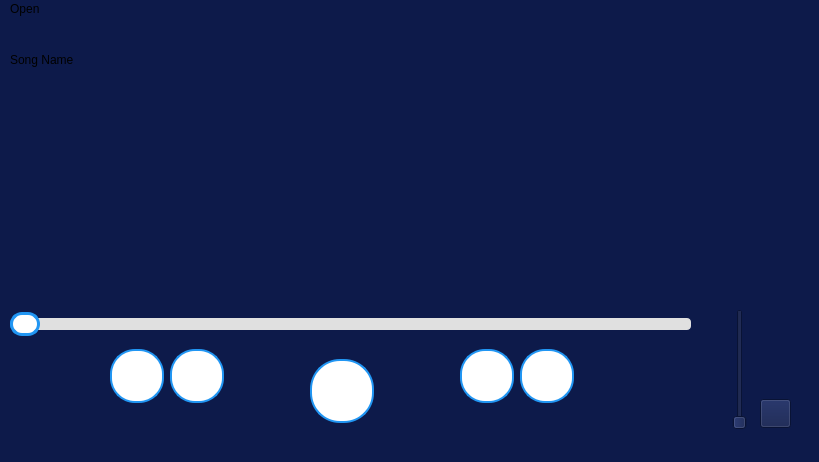
Qt form mainwindow.ui (snahvi/AP_jukebox) before a commit.
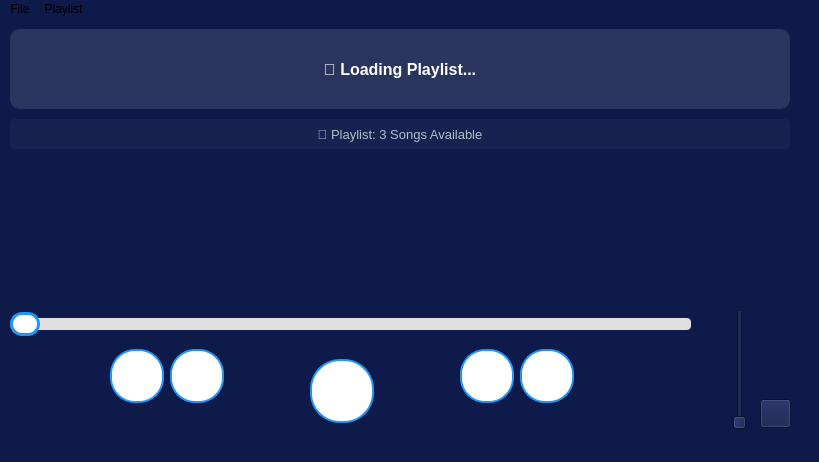
The same form after that commit.

What changed in the file:
```diff
--- a/mainwindow.ui
+++ b/mainwindow.ui
@@ -22,12 +22,32 @@
      <rect>
       <x>10</x>
       <y>10</y>
-      <width>171</width>
-      <height>61</height>
+      <width>780</width>
+      <height>80</height>
      </rect>
     </property>
+    <property name="font">
+     <font>
+      <pointsize>12</pointsize>
+      <weight>75</weight>
+      <bold>true</bold>
+     </font>
+    </property>
+    <property name="styleSheet">
+     <string notr="true">color: white;
+background-color: rgba(255, 255, 255, 30);
+border-radius: 10px;
+padding: 10px;
+text-align: center;</string>
+    </property>
     <property name="text">
-     <string>Song Name</string>
+     <string>🎵 Loading Playlist...</string>
+    </property>
+    <property name="alignment">
+     <set>Qt::AlignmentFlag::AlignCenter</set>
+    </property>
+    <property name="wordWrap">
+     <bool>true</bool>
     </property>
    </widget>
    <widget class="QSlider" name="horizontalSlider">
@@ -304,6 +324,35 @@
      <string/>
     </property>
    </widget>
+   <widget class="QLabel" name="label_playlist_status">
+    <property name="geometry">
+     <rect>
+      <x>10</x>
+      <y>100</y>
+      <width>780</width>
+      <height>30</height>
+     </rect>
+    </property>
+    <property name="font">
+     <font>
+      <pointsize>10</pointsize>
+      <weight>50</weight>
+      <bold>false</bold>
+     </font>
+    </property>
+    <property name="styleSheet">
+     <string notr="true">color: #B0BEC5;
+background-color: rgba(255, 255, 255, 10);
+border-radius: 5px;
+padding: 5px;</string>
+    </property>
+    <property name="text">
+     <string>📂 Playlist: 3 Songs Available</string>
+    </property>
+    <property name="alignment">
+     <set>Qt::AlignmentFlag::AlignCenter</set>
+    </property>
+   </widget>
   </widget>
   <widget class="QMenuBar" name="menubar">
    <property name="geometry">
@@ -316,11 +365,20 @@
    </property>
    <widget class="QMenu" name="menuOpen">
     <property name="title">
-     <string>Open </string>
+     <string>File</string>
     </property>
     <addaction name="actionOpen_file"/>
    </widget>
+   <widget class="QMenu" name="menuPlaylist">
+    <property name="title">
+     <string>Playlist</string>
+    </property>
+    <addaction name="actionNew_Playlist"/>
+    <addaction name="actionOpen_Folder"/>
+    <addaction name="actionLoad_Playlist"/>
+   </widget>
    <addaction name="menuOpen"/>
+   <addaction name="menuPlaylist"/>
   </widget>
   <widget class="QStatusBar" name="statusbar"/>
   <action name="actionOpen_file">
```
Left out of the diff: 19 changed lines with no effect on the pictures.
